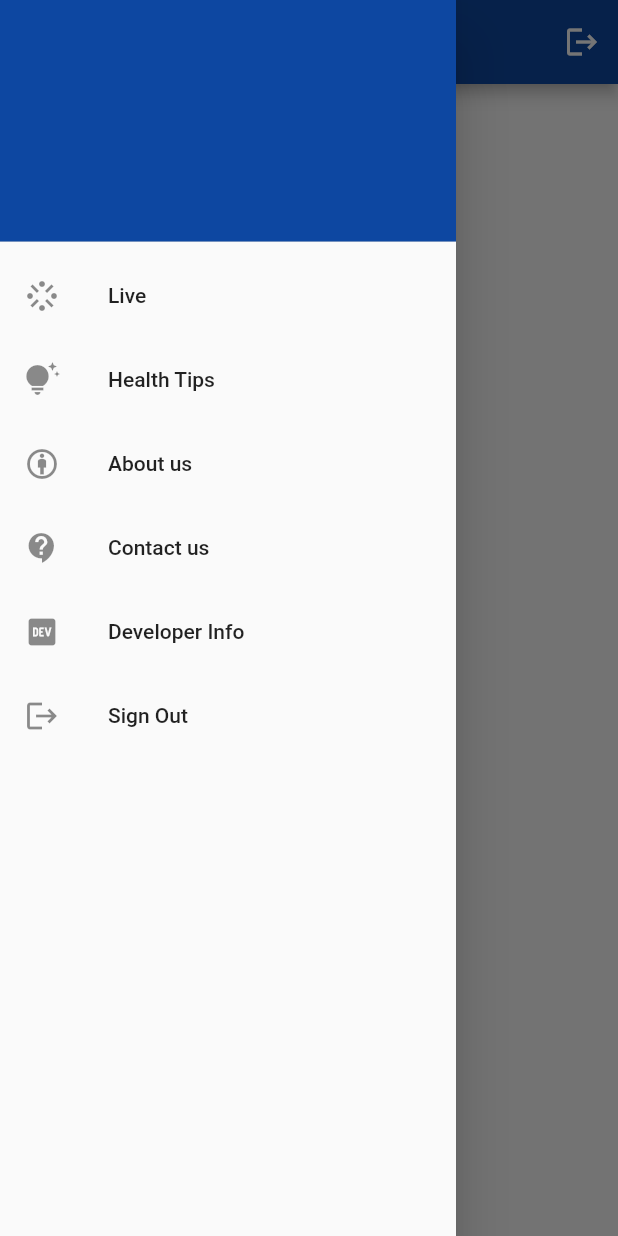
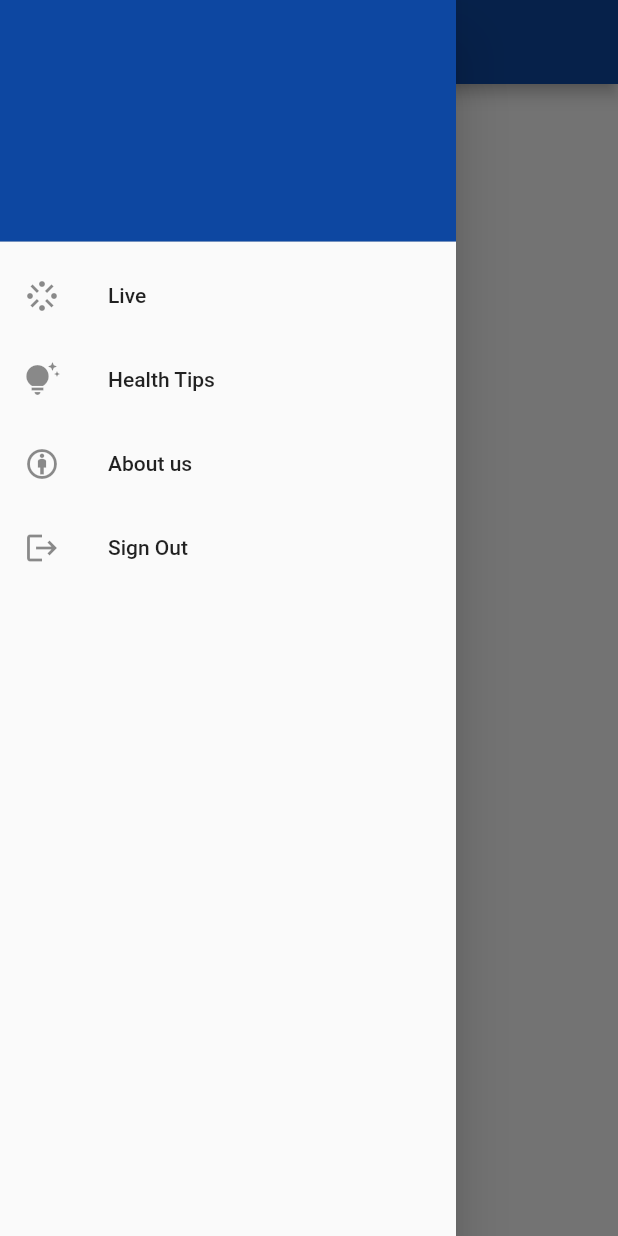
Before and after one commit to MehediHasan95/health_monitoring_app, a Flutter app: the DashScreen screen opened by its route, with the side drawer open, on a phone screen of 412 x 824 dp. Run offline on Flutter 3.47's test engine with Material 2 defaults, Android fonts, the phone set to English and light mode, and no system bars; our stand-ins replace cloud_firestore, firebase_auth, firebase_core, lottie; accounts and stored records are empty.

Commit message:
new page added

```diff
--- a/lib/main.dart
+++ b/lib/main.dart
@@ -1,8 +1,10 @@
 import 'package:firebase_core/firebase_core.dart';
 import 'package:flutter/material.dart';
 import 'package:health_monitoring_app/provider/sensor_data_provider.dart';
+import 'package:health_monitoring_app/view/about_screen.dart';
 import 'package:health_monitoring_app/view/dash_screen.dart';
 import 'package:health_monitoring_app/view/doctor_screen.dart';
+import 'package:health_monitoring_app/view/health_tips_screen.dart';
 import 'package:health_monitoring_app/view/live_screen.dart';
 
 import 'package:health_monitoring_app/view/send_database.dart';
@@ -40,6 +42,8 @@ class MyApp extends StatelessWidget {
           LiveScreen.routeNames: (context) => const LiveScreen(),
           DashScreen.routeNames: (context) => const DashScreen(),
           SendDatabase.routeNames: (context) => const SendDatabase(),
+          AboutScreen.routeNames: (context) => const AboutScreen(),
+          HealthTipsScreen.routeNames: (context) => const HealthTipsScreen(),
         },
       ),
     );
--- a/lib/view/dash_screen.dart
+++ b/lib/view/dash_screen.dart
@@ -1,6 +1,9 @@
 import 'package:flutter/material.dart';
 import 'package:health_monitoring_app/auth/auth_service.dart';
 import 'package:health_monitoring_app/provider/sensor_data_provider.dart';
+import 'package:health_monitoring_app/view/about_screen.dart';
+import 'package:health_monitoring_app/view/health_tips_screen.dart';
+import 'package:health_monitoring_app/view/live_screen.dart';
 import 'package:health_monitoring_app/view/welcome_screen.dart';
 import 'package:provider/provider.dart';
 
@@ -28,17 +31,17 @@ class _DashScreenState extends State<DashScreen> {
       appBar: AppBar(
         backgroundColor: Colors.blue.shade900,
         title: const Text('Dashboard'),
-        actions: [
-          IconButton(
-            icon: const Icon(Icons.logout),
-            onPressed: () {
-              AuthService.signOut().then((_) {
-                Navigator.pushReplacementNamed(
-                    context, WelcomeScreen.routeNames);
-              });
-            },
-          )
-        ],
+        // actions: [
+        //   IconButton(
+        //     icon: const Icon(Icons.logout),
+        //     onPressed: () {
+        //       AuthService.signOut().then((_) {
+        //         Navigator.pushReplacementNamed(
+        //             context, WelcomeScreen.routeNames);
+        //       });
+        //     },
+        //   )
+        // ],
       ),
       body: ListView.builder(
         itemCount: _sensorDataProvider.submitDataList.length,
@@ -67,33 +70,42 @@ class _DashScreenState extends State<DashScreen> {
                     style: const TextStyle(color: Colors.white),
                   ),
                 )),
-            const ListTile(
-              leading: Icon(Icons.stream),
-              title: Text('Live'),
+            ListTile(
+              onTap: (() {
+                Navigator.pushReplacementNamed(context, LiveScreen.routeNames);
+              }),
+              leading: const Icon(Icons.stream),
+              title: const Text('Live'),
             ),
-            const ListTile(
-              leading: Icon(Icons.tips_and_updates),
-              title: Text('Health Tips'),
+            ListTile(
+              onTap: () {
+                Navigator.pushReplacementNamed(
+                    context, HealthTipsScreen.routeNames);
+              },
+              leading: const Icon(Icons.tips_and_updates),
+              title: const Text('Health Tips'),
             ),
-            const ListTile(
-              leading: Icon(Icons.attribution),
-              title: Text('About us'),
+            ListTile(
+              onTap: (() {
+                Navigator.pushReplacementNamed(context, AboutScreen.routeNames);
+              }),
+              leading: const Icon(Icons.attribution),
+              title: const Text('About us'),
             ),
-            const ListTile(
-              leading: Icon(Icons.contact_support),
-              title: Text('Contact us'),
-            ),
-            const ListTile(
-              leading: Icon(Icons.logo_dev),
-              title: Text('Developer Info'),
-            ),
-            const ListTile(
-              leading: Icon(Icons.logout),
-              title: Text('Sign Out'),
+            ListTile(
+              onTap: _signOut,
+              leading: const Icon(Icons.logout),
+              title: const Text('Sign Out'),
             )
           ],
         ),
       ),
     );
   }
+
+  void _signOut() {
+    AuthService.signOut().then((_) {
+      Navigator.pushReplacementNamed(context, WelcomeScreen.routeNames);
+    });
+  }
 }
```
Also changed, not shown: lib/view/about_screen.dart (added, +23 -0 lines), lib/view/health_tips_screen.dart (added, +22 -0 lines).
